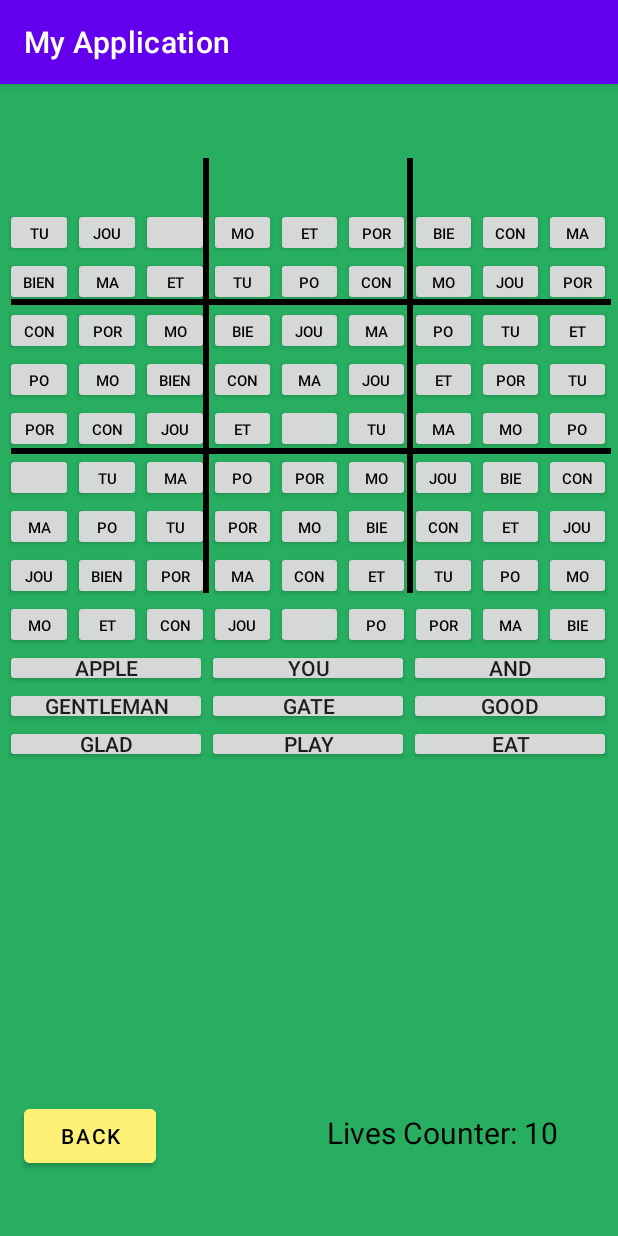
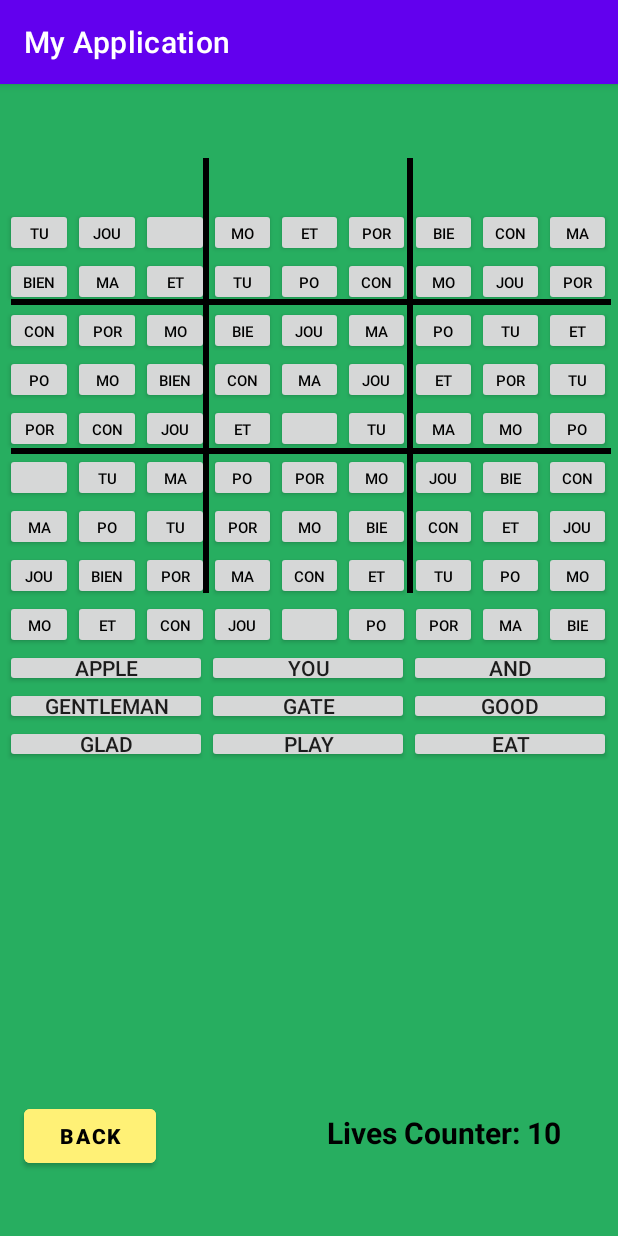
Before and after one commit to Miikexx/WordSudokuApp, an Android app: the StartGame screen opened directly, with no data from a screen before it, on a phone screen of 412 x 824 dp. Run offline under Robolectric (Android 15) with nearby library versions, the phone set to English and light mode, and no system bars.

Commit message:
Editing formatting of text that is displayed in the game to be bold and black color so that everything is consistent

```diff
--- a/app/src/main/java/com/example/myapplication/StartGame.java
+++ b/app/src/main/java/com/example/myapplication/StartGame.java
@@ -221,11 +221,9 @@ public class StartGame extends AppCompatActivity {
                         startActivity(lose);
                     }
                     TextView lives = findViewById(R.id.livesCounter);
-                    lives.setTextSize(20);
                     lives.setText("Lives Counter: "+livesCounter);
 
                     TextView incorrectResult = findViewById(R.id.wordDisplay);
-                    incorrectResult.setTextSize(20);
                     incorrectResult.setText("Wrong Word, Try Again!");
                 }
             }
--- a/app/src/main/res/layout/activity_gameover.xml
+++ b/app/src/main/res/layout/activity_gameover.xml
@@ -13,6 +13,7 @@
         android:layout_width="202dp"
         android:layout_height="146dp"
         android:text="Game Over"
+        android:textStyle="bold"
         android:textColor="@color/black"
         android:textAlignment="center"
         android:textSize="60sp"
@@ -30,6 +31,7 @@
         android:text="Return to Main Menu"
         android:backgroundTint="@color/Yellow"
         android:textColor="@color/black"
+        android:textStyle="bold"
         app:layout_constraintBottom_toBottomOf="parent"
         app:layout_constraintEnd_toEndOf="parent"
         app:layout_constraintStart_toStartOf="parent"
--- a/app/src/main/res/layout/activity_start_game.xml
+++ b/app/src/main/res/layout/activity_start_game.xml
@@ -19,7 +19,8 @@
         app:layout_constraintHorizontal_bias="0.05"
         app:layout_constraintStart_toStartOf="parent"
         app:layout_constraintTop_toTopOf="parent"
-        app:layout_constraintVertical_bias="0.941" />
+        app:layout_constraintVertical_bias="0.941"
+        android:textStyle="bold"/>
 
     <TextView
         android:id="@+id/livesCounter"
@@ -32,7 +33,8 @@
         app:layout_constraintHorizontal_bias="0.90"
         app:layout_constraintStart_toStartOf="parent"
         app:layout_constraintTop_toTopOf="parent"
-        app:layout_constraintVertical_bias="0.941" />
+        app:layout_constraintVertical_bias="0.941"
+        android:textStyle="bold"/>
 
 
     <TableLayout
@@ -72,7 +74,9 @@
     android:layout_marginEnd="177dp"
     android:layout_marginBottom="23dp"
     android:textAlignment="center"
-    android:textSize="24sp"
+    android:textSize="20dp"
+        android:textStyle="bold"
+        android:textColor="@color/black"
     app:layout_constraintBottom_toTopOf="@+id/tableForButtons"
     app:layout_constraintEnd_toEndOf="parent"
     app:layout_constraintHorizontal_bias="0.0"
--- a/app/src/main/res/layout/activity_winscreen.xml
+++ b/app/src/main/res/layout/activity_winscreen.xml
@@ -13,6 +13,7 @@
         android:layout_width="202dp"
         android:layout_height="146dp"
         android:text="YOU WIN!"
+        android:textStyle="bold"
         android:textColor="@color/black"
         android:textAlignment="center"
         android:textSize="60sp"
@@ -28,6 +29,7 @@
         android:layout_width="wrap_content"
         android:layout_height="wrap_content"
         android:text="Return to Main Menu"
+        android:textStyle="bold"
         android:backgroundTint="@color/Yellow"
         android:textColor="@color/black"
         app:layout_constraintBottom_toBottomOf="parent"
```
Also changed, not shown: app/src/main/res/layout/activity_how_to_play.xml (+8 -1 lines), 1 other file.
